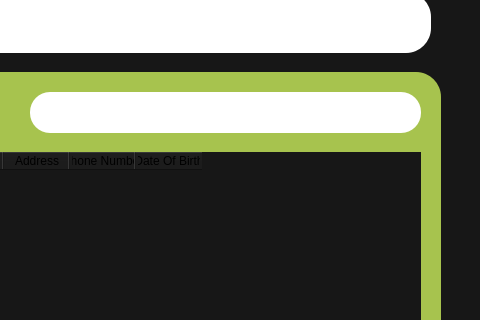
Old version of the form Ripple/dashboard.ui in the repository Rzouga01/Qt-Project; both pictures show x 1020 to 1500 and y 147 to 467 of the 1500 by 800 pixel window.
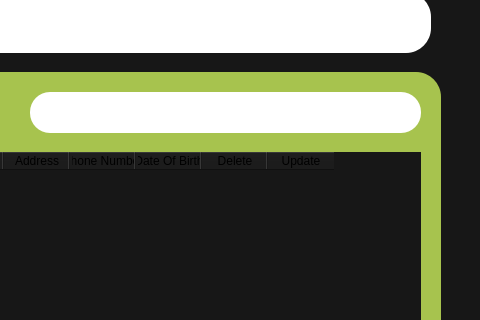
New version of the form. Icons and pictures are not drawn.

Diff of the .ui file:
```diff
--- a/Ripple/dashboard.ui
+++ b/Ripple/dashboard.ui
@@ -1531,6 +1531,16 @@
         <string>Date Of Birth</string>
        </property>
       </column>
+      <column>
+       <property name="text">
+        <string>Delete</string>
+       </property>
+      </column>
+      <column>
+       <property name="text">
+        <string>Update</string>
+       </property>
+      </column>
      </widget>
     </widget>
     <widget class="QWidget" name="page_3">
```
